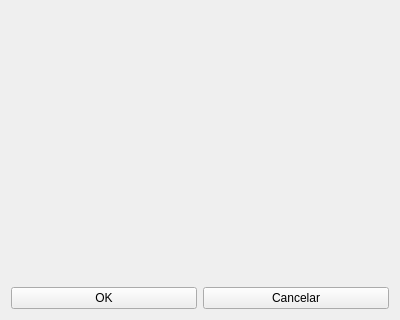
The window that uis/adicionarTrack.ui (dsgoficial/SAP_Gerente) describes before a commit, drawn with Qt 5; both pictures show x 0 to 400 and y 247 to 567 of the 400 by 567 pixel window.
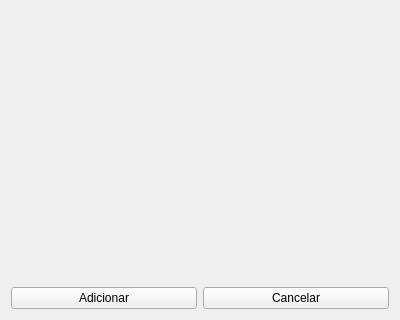
The same window after the commit.

Patch:
```diff
--- a/uis/adicionarTrack.ui
+++ b/uis/adicionarTrack.ui
@@ -86,7 +86,7 @@
      <item>
       <widget class="QPushButton" name="okBtn">
        <property name="text">
-        <string>OK</string>
+        <string>Adicionar</string>
        </property>
       </widget>
      </item>
```
